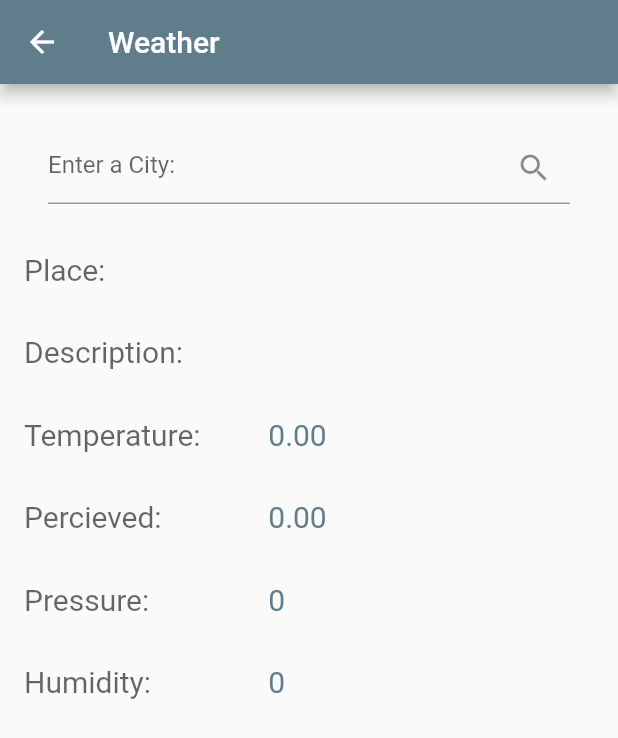
After one commit to kiptooBiwot/global-fitness, a Flutter app: the WeatherScreen screen opened directly, on a phone screen of 412 x 824 dp. The commit adds this screen. Shown: the top 738 px of the screen. Run offline on Flutter 3.47's test engine with Material 2 defaults, Android fonts, the phone set to English and light mode, and no system bars.

Commit message:
fetch api data

```diff
--- /dev/null
+++ b/lib/helpers/http_helper.dart
@@ -0,0 +1,23 @@
+import 'package:globo_fitness/helpers/weather_data.dart';
+import 'package:http/http.dart' as http;
+import 'dart:convert';
+
+class HttpHelper {
+  // http://api.openweathermap.org/data/2.5/weather?q=Eldoret&appid=2d3f8fb0aea803218ad3b9f703575f9c
+
+  final String authority = 'api.openweathermap.org';
+  final String path = 'data/2.5/weather';
+  final String apiKey = '2d3f8fb0aea803218ad3b9f703575f9c';
+
+  Future<Weather> getWeather(String location) async {
+    Map<String, dynamic> parameters = {'q': location, 'appId': apiKey};
+    Uri uri = Uri.https(authority, path, parameters);
+
+    http.Response result = await http.get(uri);
+    Map<String, dynamic> data = json.decode(result.body);
+
+    Weather weather = Weather.fromJson(data);
+
+    return weather;
+  }
+}
--- /dev/null
+++ b/lib/helpers/weather_data.dart
@@ -0,0 +1,19 @@
+class Weather {
+  String name = '';
+  String description = '';
+  double temperature = 0;
+  double percieved = 0;
+  int pressure = 0;
+  int humidity = 0;
+
+  Weather(this.name, this.description, this.temperature, this.percieved,
+      this.pressure, this.humidity);
+  Weather.fromJson(Map<String, dynamic> weatherMap) {
+    name = weatherMap['name'];
+    temperature = (weatherMap['main']['temp'] - 273.0) ?? 0;
+    percieved = (weatherMap['main']['feels_like'] - 273.0) ?? 0;
+    pressure = (weatherMap['main']['pressure']) ?? 0;
+    humidity = (weatherMap['main']['humidity']) ?? 0;
+    description = weatherMap['weather'][0]['main'];
+  }
+}
--- /dev/null
+++ b/lib/screens/weather_screen.dart
@@ -0,0 +1,84 @@
+import 'package:flutter/material.dart';
+import 'package:globo_fitness/helpers/weather_data.dart';
+import '../helpers/http_helper.dart';
+
+class WeatherScreen extends StatefulWidget {
+  const WeatherScreen({Key? key}) : super(key: key);
+
+  @override
+  _WeatherScreenState createState() => _WeatherScreenState();
+}
+
+class _WeatherScreenState extends State<WeatherScreen> {
+  Weather result = Weather('', '', 0, 0, 0, 0);
+  final TextEditingController txtPlace = TextEditingController();
+
+  @override
+  Widget build(BuildContext context) {
+    return Scaffold(
+      appBar: AppBar(
+        title: const Text('Weather'),
+      ),
+      body: Padding(
+        padding: const EdgeInsets.all(16.0),
+        child: ListView(
+          children: [
+            Padding(
+              padding: const EdgeInsets.all(16.0),
+              child: TextField(
+                controller: txtPlace,
+                decoration: InputDecoration(
+                  hintText: 'Enter a City:',
+                  suffixIcon: IconButton(
+                    onPressed: getData,
+                    icon: const Icon(Icons.search),
+                  ),
+                ),
+              ),
+            ),
+            weatherRow('Place: ', result.name),
+            weatherRow('Description: ', result.description),
+            weatherRow('Temperature: ', result.temperature.toStringAsFixed(2)),
+            weatherRow('Percieved: ', result.percieved.toStringAsFixed(2)),
+            weatherRow('Pressure: ', result.pressure.toString()),
+            weatherRow('Humidity: ', result.humidity.toString()),
+          ],
+        ),
+      ),
+    );
+  }
+
+  Future getData() async {
+    HttpHelper helper = HttpHelper();
+    result = await helper.getWeather(txtPlace.text);
+
+    setState(() {});
+  }
+
+  Widget weatherRow(String label, String value) {
+    Widget row = Padding(
+      padding: const EdgeInsets.symmetric(vertical: 16.0),
+      child: Row(
+        children: [
+          Expanded(
+            flex: 3,
+            child: Text(
+              label,
+              style:
+                  TextStyle(fontSize: 20.0, color: Theme.of(context).hintColor),
+            ),
+          ),
+          Expanded(
+            flex: 4,
+            child: Text(
+              value,
+              style: TextStyle(
+                  fontSize: 20.0, color: Theme.of(context).primaryColor),
+            ),
+          ),
+        ],
+      ),
+    );
+    return row;
+  }
+}
--- a/lib/shared/menu_drawer.dart
+++ b/lib/shared/menu_drawer.dart
@@ -1,4 +1,5 @@
 import 'package:flutter/material.dart';
+import 'package:globo_fitness/screens/weather_screen.dart';
 import '../screens/bmi_screen.dart';
 import '../screens/intro_screen.dart';
 
@@ -53,6 +54,9 @@ class MenuDrawer extends StatelessWidget {
               case 'BMI Calculator':
                 screen = const BmiScreen();
                 break;
+              case 'Weather':
+                screen = const WeatherScreen();
+                break;
             }
             Navigator.of(context).pop();
             Navigator.of(context)
--- a/pubspec.yaml
+++ b/pubspec.yaml
@@ -29,6 +29,7 @@ environment:
 dependencies:
   flutter:
     sdk: flutter
+  http: ^0.13.4
 
   # The following adds the Cupertino Icons font to your application.
   # Use with the CupertinoIcons class for iOS style icons.
```
Also changed, not shown: pubspec.lock.
